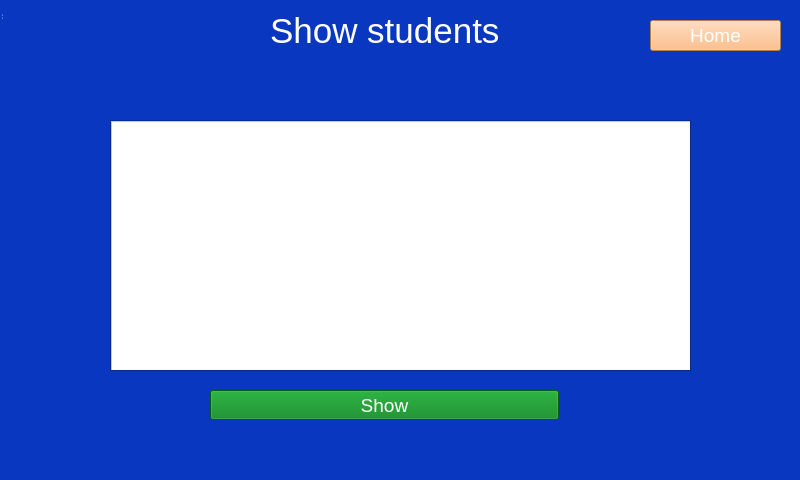
Qt form showstudents.ui (zdenekpasek/School-managment-system) before a commit.
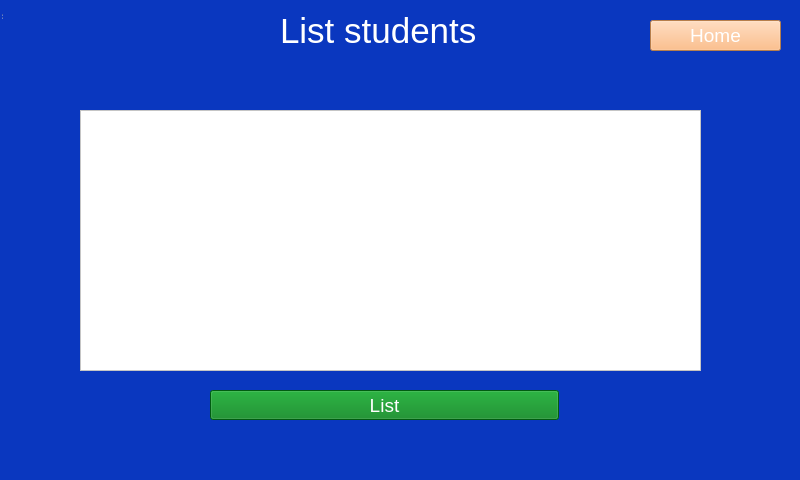
The same form after that commit.

What changed in the file:
```diff
--- a/showstudents.ui
+++ b/showstudents.ui
@@ -44,7 +44,7 @@
      <widget class="QLabel" name="nadpis">
       <property name="geometry">
        <rect>
-        <x>270</x>
+        <x>280</x>
         <y>10</y>
         <width>481</width>
         <height>41</height>
@@ -61,7 +61,7 @@
 </string>
       </property>
       <property name="text">
-       <string>Show students</string>
+       <string>List students</string>
       </property>
      </widget>
      <widget class="QPushButton" name="homeButton">
@@ -107,48 +107,22 @@
 background-color: rgb(0, 129, 23);</string>
       </property>
       <property name="text">
-       <string>Show</string>
+       <string>List</string>
       </property>
      </widget>
-     <widget class="QScrollArea" name="scrollArea">
+     <widget class="QTableView" name="tableView">
       <property name="geometry">
        <rect>
-        <x>110</x>
-        <y>120</y>
-        <width>581</width>
-        <height>251</height>
+        <x>80</x>
+        <y>110</y>
+        <width>621</width>
+        <height>261</height>
        </rect>
       </property>
       <property name="styleSheet">
-       <string notr="true"/>
-      </property>
-      <property name="widgetResizable">
-       <bool>true</bool>
-      </property>
-      <widget class="QWidget" name="scrollAreaWidgetContents">
-       <property name="geometry">
-        <rect>
-         <x>0</x>
-         <y>0</y>
-         <width>579</width>
-         <height>249</height>
-        </rect>
-       </property>
-       <widget class="QListWidget" name="listWidget">
-        <property name="geometry">
-         <rect>
-          <x>0</x>
-          <y>0</y>
-          <width>581</width>
-          <height>251</height>
-         </rect>
-        </property>
-        <property name="styleSheet">
-         <string notr="true">color: black;
+       <string notr="true">color: black;
 background-color: rgb(255, 255, 255);</string>
-        </property>
-       </widget>
-      </widget>
+      </property>
      </widget>
     </widget>
    </widget>
```
Left out of the diff: 2 changed lines with no effect on the pictures.
